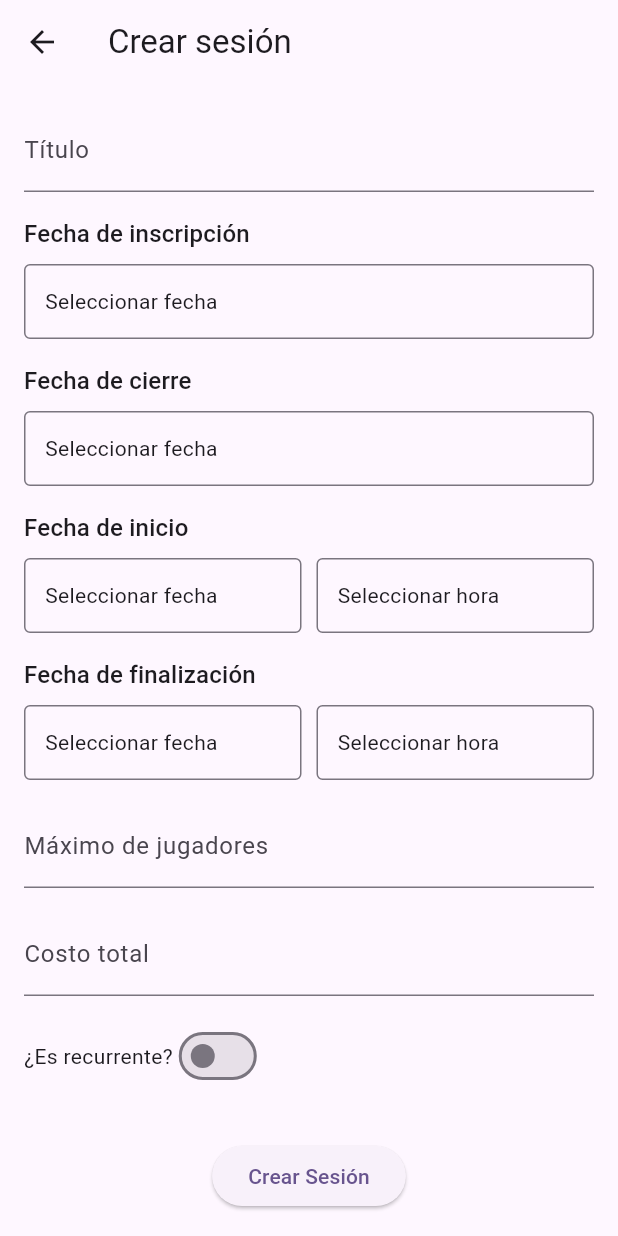
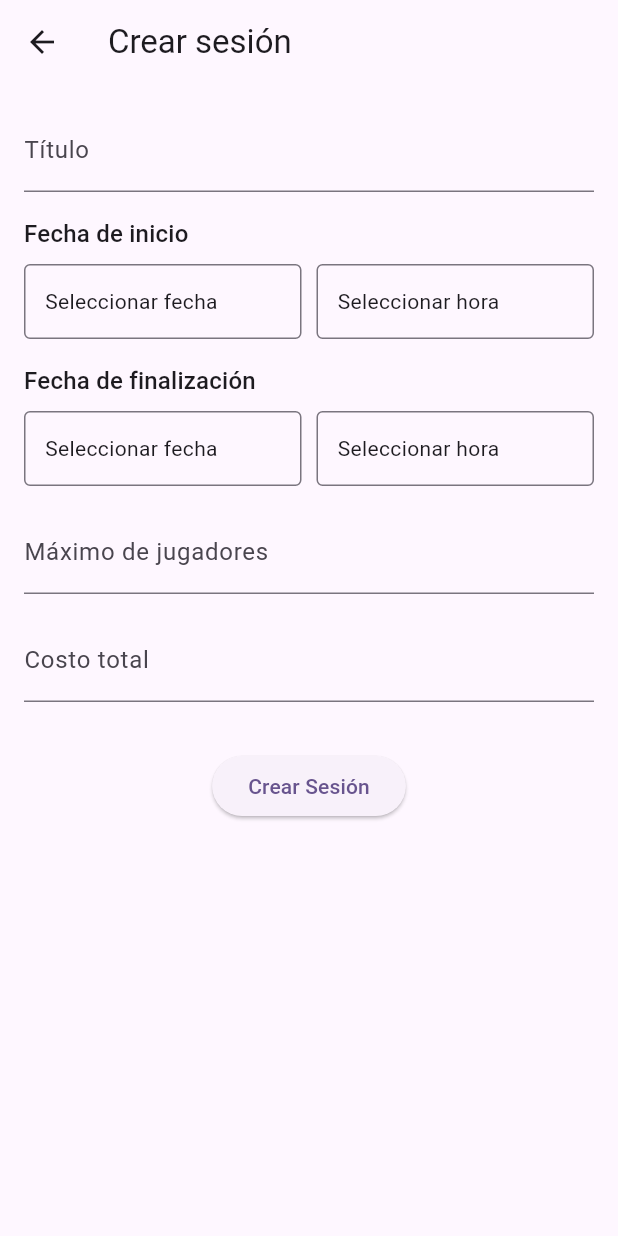
Before and after one commit to ricardocotillo/proplay, a Flutter app: the GroupsSessionsScreen screen opened directly with empty values, after a tap on the "add" icon, on a phone screen of 412 x 824 dp. Run offline on Flutter 3.47's test engine with Material 3 defaults, Android fonts, the phone set to English and light mode, and no system bars; our stand-ins replace bloc, cached_network_image, cloud_firestore, equatable, firebase_auth, firebase_core and 5 more; accounts and stored records are empty.

Commit message:
refactor: remove unused date fields from session models
- Removed cutOffDate from SessionModel and joinDate/cutOffDate from SessionTemplateModel
- Removed corresponding UI fields from create session screen
- Cleaned up unused group_model import from session_detail_bloc

```diff
--- a/lib/bloc/session_detail/session_detail_bloc.dart
+++ b/lib/bloc/session_detail/session_detail_bloc.dart
@@ -4,7 +4,6 @@ import 'package:proplay/bloc/session_detail/session_detail_event.dart';
 import 'package:proplay/bloc/session_detail/session_detail_state.dart';
 import 'package:proplay/models/session_model.dart';
 import 'package:proplay/models/user_model.dart';
-import 'package:proplay/models/group_model.dart';
 import 'package:proplay/services/session_service.dart';
 import 'package:proplay/services/group_service.dart';
 
--- a/lib/models/session_model.dart
+++ b/lib/models/session_model.dart
@@ -9,7 +9,6 @@ class SessionModel extends Equatable {
   final String title;
   final DateTime eventDate;
   final DateTime eventEndDate;
-  final DateTime cutOffDate;
   final String status;
   final int playerCount;
   final int maxPlayers;
@@ -23,7 +22,6 @@ class SessionModel extends Equatable {
     required this.title,
     required this.eventDate,
     required this.eventEndDate,
-    required this.cutOffDate,
     required this.status,
     required this.playerCount,
     required this.maxPlayers,
@@ -39,7 +37,6 @@ class SessionModel extends Equatable {
     title,
     eventDate,
     eventEndDate,
-    cutOffDate,
     status,
     playerCount,
     maxPlayers,
@@ -68,7 +65,6 @@ class SessionModel extends Equatable {
       title: title ?? this.title,
       eventDate: eventDate ?? this.eventDate,
       eventEndDate: eventEndDate ?? this.eventEndDate,
-      cutOffDate: cutOffDate ?? this.cutOffDate,
       status: status ?? this.status,
       playerCount: playerCount ?? this.playerCount,
       maxPlayers: maxPlayers ?? this.maxPlayers,
@@ -84,7 +80,6 @@ class SessionModel extends Equatable {
       'title': title,
       'eventDate': Timestamp.fromDate(eventDate),
       'eventEndDate': Timestamp.fromDate(eventEndDate),
-      'cutOffDate': Timestamp.fromDate(cutOffDate),
       'status': status,
       'playerCount': playerCount,
       'maxPlayers': maxPlayers,
@@ -100,8 +95,8 @@ class SessionModel extends Equatable {
       groupId: map['groupId'] as String,
       title: map['title'] as String,
       eventDate: (map['eventDate'] as Timestamp?)?.toDate() ?? DateTime.now(),
-      eventEndDate: (map['eventEndDate'] as Timestamp?)?.toDate() ?? DateTime.now(),
-      cutOffDate: (map['cutOffDate'] as Timestamp?)?.toDate() ?? DateTime.now(),
+      eventEndDate:
+          (map['eventEndDate'] as Timestamp?)?.toDate() ?? DateTime.now(),
       status: map['status'] as String,
       playerCount: map['playerCount'] as int,
       maxPlayers: map['maxPlayers'] as int,
--- a/lib/models/session_template_model.dart
+++ b/lib/models/session_template_model.dart
@@ -6,8 +6,6 @@ class SessionTemplateModel extends Equatable {
   final String groupId;
   final String creatorId;
   final String title;
-  final Timestamp joinDate;
-  final Timestamp cutOffDate;
   final Timestamp eventDate;
   final Timestamp eventEndDate;
   final int? durationInMinutes;
@@ -22,8 +20,6 @@ class SessionTemplateModel extends Equatable {
     required this.groupId,
     required this.creatorId,
     required this.title,
-    required this.joinDate,
-    required this.cutOffDate,
     required this.eventDate,
     required this.eventEndDate,
     this.durationInMinutes,
@@ -40,8 +36,6 @@ class SessionTemplateModel extends Equatable {
     groupId,
     creatorId,
     title,
-        joinDate,
-        cutOffDate,
     eventDate,
     eventEndDate,
     durationInMinutes,
@@ -57,8 +51,6 @@ class SessionTemplateModel extends Equatable {
     String? groupId,
     String? creatorId,
     String? title,
-    Timestamp? joinDate,
-    Timestamp? cutOffDate,
     Timestamp? eventDate,
     Timestamp? eventEndDate,
     int? durationInMinutes,
@@ -73,8 +65,6 @@ class SessionTemplateModel extends Equatable {
       groupId: groupId ?? this.groupId,
       creatorId: creatorId ?? this.creatorId,
       title: title ?? this.title,
-      joinDate: joinDate ?? this.joinDate,
-      cutOffDate: cutOffDate ?? this.cutOffDate,
       eventDate: eventDate ?? this.eventDate,
       eventEndDate: eventEndDate ?? this.eventEndDate,
       durationInMinutes: durationInMinutes,
@@ -91,8 +81,6 @@ class SessionTemplateModel extends Equatable {
       'groupId': groupId,
       'creatorId': creatorId,
       'title': title,
-      'joinDate': joinDate,
-      'cutOffDate': cutOffDate,
       'eventDate': eventDate,
       'eventEndDate': eventEndDate,
       'durationInMinutes': durationInMinutes,
@@ -110,8 +98,6 @@ class SessionTemplateModel extends Equatable {
       groupId: map['groupId'] as String,
       creatorId: map['creatorId'] as String,
       title: map['title'] as String,
-      joinDate: map['joinDate'] as Timestamp,
-      cutOffDate: map['cutOffDate'] as Timestamp,
       eventDate: map['eventDate'] as Timestamp,
       eventEndDate: map['eventEndDate'] as Timestamp,
       durationInMinutes: map['durationInMinutes'] as int?,
--- a/lib/screens/create_session_screen.dart
+++ b/lib/screens/create_session_screen.dart
@@ -95,8 +95,6 @@ class _CreateSessionContentState extends State<_CreateSessionContent> {
         groupId: widget.groupId,
         creatorId: currentUser.uid,
         title: _titleController.text,
-        joinDate: Timestamp.fromDate(_joinDate!),
-        cutOffDate: Timestamp.fromDate(_cutOffDate!),
         eventDate: Timestamp.fromDate(eventDateTime),
         eventEndDate: Timestamp.fromDate(eventEndDateTime),
         maxPlayers: int.parse(_maxPlayersController.text),
@@ -143,20 +141,6 @@ class _CreateSessionContentState extends State<_CreateSessionContent> {
                 const SizedBox(height: 16),
                 _buildDateTimePicker(
                   context: context,
-                  label: 'Fecha de inscripción',
-                  date: _joinDate,
-                  onDatePicked: (date) => setState(() => _joinDate = date),
-                ),
-                const SizedBox(height: 16),
-                _buildDateTimePicker(
-                  context: context,
-                  label: 'Fecha de cierre',
-                  date: _cutOffDate,
-                  onDatePicked: (date) => setState(() => _cutOffDate = date),
-                ),
-                const SizedBox(height: 16),
-                _buildDateTimePicker(
-                  context: context,
                   label: 'Fecha de inicio',
                   date: _eventDate,
                   time: _eventTime,
@@ -191,17 +175,6 @@ class _CreateSessionContentState extends State<_CreateSessionContent> {
                   validator: (value) => value!.isEmpty
                       ? 'Por favor, ingresa el costo total'
                       : null,
-                ),
-                const SizedBox(height: 16),
-                Row(
-                  children: [
-                    const Text('¿Es recurrente?'),
-                    Switch(
-                      value: _isRecurring,
-                      onChanged: (value) =>
-                          setState(() => _isRecurring = value),
-                    ),
-                  ],
                 ),
                 if (_isRecurring)
                   const Padding(
--- a/lib/services/session_service.dart
+++ b/lib/services/session_service.dart
@@ -50,7 +50,6 @@ class SessionService {
       title: template.title,
       eventDate: template.eventDate.toDate(),
       eventEndDate: template.eventEndDate.toDate(),
-      cutOffDate: template.cutOffDate.toDate(),
       status: 'OPEN',
       playerCount: 0,
       maxPlayers: template.maxPlayers,
```
Lines whose indentation alone changed are shown as unchanged.
